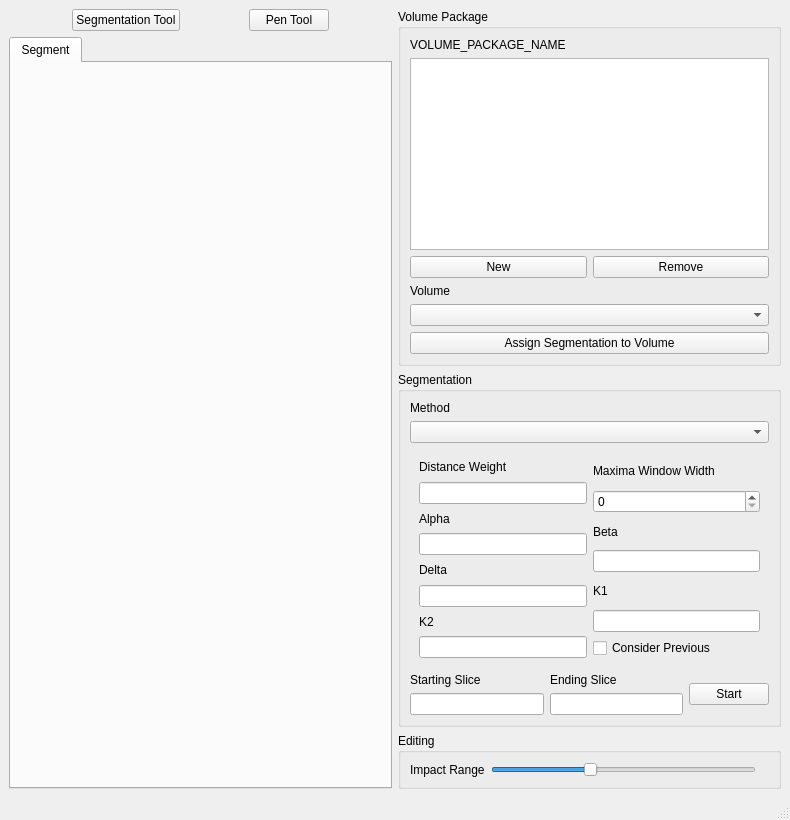
Above: volume-cartographer/apps/VC/VCMain.ui from SuperOptimizer/villa before the change. Below: the same form after it.
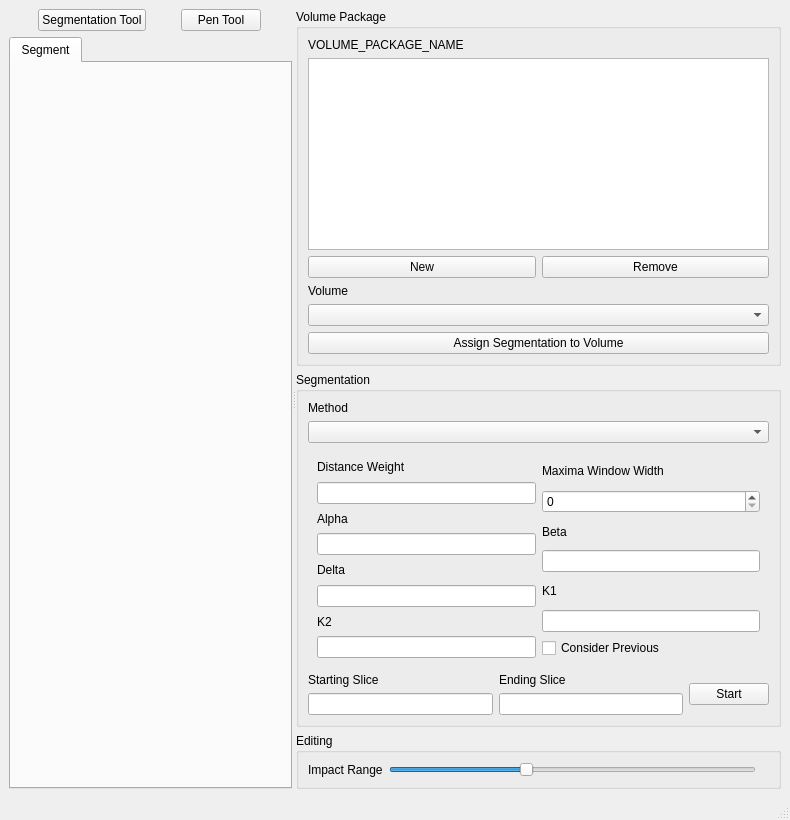
That is the form after the change.

Commit message: Segmentation window resizable

Diff of the .ui file:
```diff
--- a/volume-cartographer/apps/VC/VCMain.ui
+++ b/volume-cartographer/apps/VC/VCMain.ui
@@ -28,6 +28,11 @@
    </property>
    <layout class="QHBoxLayout" name="horizontalLayout">
     <item>
+     <widget class="QSplitter" name="splitter">
+      <property name="orientation">
+       <enum>Qt::Horizontal</enum>
+      </property>
+      <widget class="QWidget" name="">
      <layout class="QVBoxLayout" name="verticalLayout">
       <item>
        <layout class="QHBoxLayout" name="horizontalLayout_2">
@@ -94,8 +99,8 @@
        </layout>
       </item>
      </layout>
-    </item>
-    <item>
+      </widget>
+      <widget class="QWidget" name="">
      <layout class="QVBoxLayout" name="verticalLayout_2">
       <item>
        <widget class="QGroupBox" name="grpVolManager">
@@ -372,6 +377,8 @@
        </widget>
       </item>
      </layout>
+      </widget>
+     </widget>
     </item>
    </layout>
   </widget>
```
Left out of the diff: 2 changed lines with no effect on the pictures. Lines whose indentation alone changed are shown as unchanged. The commit also changes 1 other file.
